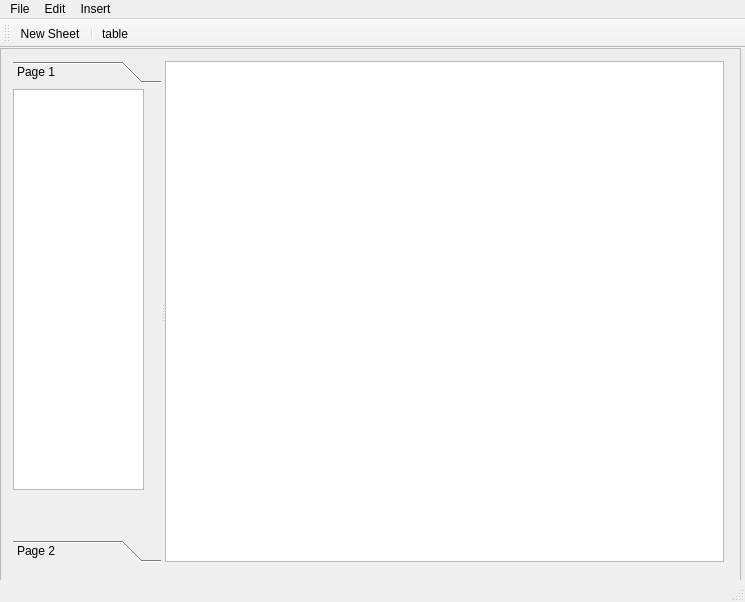
The window that mainwindow.ui (dacresni/Daedalus) describes before a commit, drawn with Qt 5.
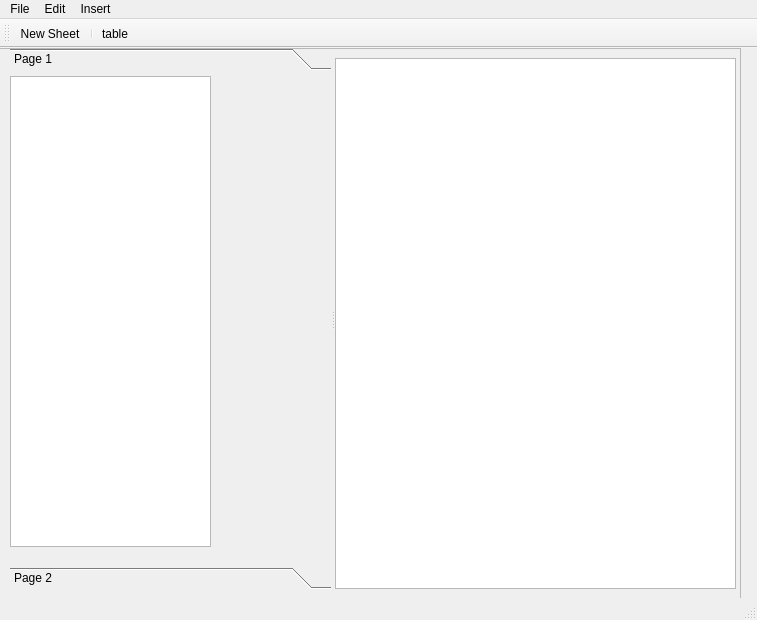
The same window after the commit.

Commit message: main window ui behaves properly, How do we get the splitter to favor one side over the other?

```diff
--- a/mainwindow.ui
+++ b/mainwindow.ui
@@ -6,8 +6,8 @@
    <rect>
     <x>0</x>
     <y>0</y>
-    <width>745</width>
-    <height>602</height>
+    <width>757</width>
+    <height>620</height>
    </rect>
   </property>
   <property name="windowTitle">
@@ -17,12 +17,18 @@
    <widget class="QFrame" name="frame">
     <property name="geometry">
      <rect>
-      <x>0</x>
+      <x>-60</x>
       <y>0</y>
-      <width>741</width>
-      <height>541</height>
+      <width>801</width>
+      <height>551</height>
      </rect>
     </property>
+    <property name="sizePolicy">
+     <sizepolicy hsizetype="Expanding" vsizetype="Expanding">
+      <horstretch>0</horstretch>
+      <verstretch>0</verstretch>
+     </sizepolicy>
+    </property>
     <property name="frameShape">
      <enum>QFrame::StyledPanel</enum>
     </property>
@@ -32,22 +38,22 @@
     <widget class="QSplitter" name="splitter">
      <property name="geometry">
       <rect>
-       <x>13</x>
-       <y>13</y>
-       <width>711</width>
-       <height>501</height>
+       <x>70</x>
+       <y>0</y>
+       <width>731</width>
+       <height>541</height>
       </rect>
      </property>
-     <property name="sizePolicy">
-      <sizepolicy hsizetype="Expanding" vsizetype="Expanding">
-       <horstretch>0</horstretch>
-       <verstretch>0</verstretch>
-      </sizepolicy>
-     </property>
      <property name="orientation">
       <enum>Qt::Horizontal</enum>
      </property>
      <widget class="QToolBox" name="Navigation">
+      <property name="sizePolicy">
+       <sizepolicy hsizetype="MinimumExpanding" vsizetype="MinimumExpanding">
+        <horstretch>0</horstretch>
+        <verstretch>0</verstretch>
+       </sizepolicy>
+      </property>
       <property name="currentIndex">
        <number>0</number>
       </property>
@@ -56,20 +62,20 @@
         <rect>
          <x>0</x>
          <y>0</y>
-         <width>161</width>
-         <height>433</height>
+         <width>318</width>
+         <height>473</height>
         </rect>
        </property>
        <attribute name="label">
         <string>Page 1</string>
        </attribute>
-       <widget class="QTreeView" name="treeView">
+       <widget class="QTreeWidget" name="documentTree">
         <property name="geometry">
          <rect>
           <x>0</x>
           <y>0</y>
-          <width>131</width>
-          <height>401</height>
+          <width>201</width>
+          <height>471</height>
          </rect>
         </property>
         <property name="accessibleName">
@@ -78,9 +84,23 @@
         <property name="accessibleDescription">
          <string>worksheets and their tables</string>
         </property>
-        <attribute name="headerCascadingSectionResizes">
-         <bool>false</bool>
-        </attribute>
+        <property name="dragDropMode">
+         <enum>QAbstractItemView::InternalMove</enum>
+        </property>
+        <property name="sortingEnabled">
+         <bool>true</bool>
+        </property>
+        <property name="animated">
+         <bool>true</bool>
+        </property>
+        <property name="headerHidden">
+         <bool>true</bool>
+        </property>
+        <column>
+         <property name="text">
+          <string notr="true">1</string>
+         </property>
+        </column>
        </widget>
       </widget>
       <widget class="QWidget" name="Inspector">
@@ -116,10 +136,49 @@
        </widget>
       </widget>
      </widget>
-     <widget class="QGraphicsView" name="tableSpace">
-      <property name="toolTip">
-       <string>Table Area</string>
+     <widget class="QStackedWidget" name="stackedWidget">
+      <property name="sizePolicy">
+       <sizepolicy hsizetype="MinimumExpanding" vsizetype="MinimumExpanding">
+        <horstretch>0</horstretch>
+        <verstretch>0</verstretch>
+       </sizepolicy>
       </property>
+      <property name="minimumSize">
+       <size>
+        <width>406</width>
+        <height>541</height>
+       </size>
+      </property>
+      <widget class="QWidget" name="page">
+       <widget class="QGraphicsView" name="graphicsView">
+        <property name="geometry">
+         <rect>
+          <x>0</x>
+          <y>10</y>
+          <width>401</width>
+          <height>531</height>
+         </rect>
+        </property>
+        <property name="minimumSize">
+         <size>
+          <width>401</width>
+          <height>531</height>
+         </size>
+        </property>
+       </widget>
+      </widget>
+      <widget class="QWidget" name="page_2">
+       <widget class="QGraphicsView" name="graphicsView_2">
+        <property name="geometry">
+         <rect>
+          <x>10</x>
+          <y>10</y>
+          <width>401</width>
+          <height>531</height>
+         </rect>
+        </property>
+       </widget>
+      </widget>
      </widget>
     </widget>
    </widget>
@@ -129,7 +188,7 @@
     <rect>
      <x>0</x>
      <y>0</y>
-     <width>745</width>
+     <width>757</width>
      <height>22</height>
     </rect>
    </property>
```
Left out of the diff: 12 changed lines with no effect on the pictures.
